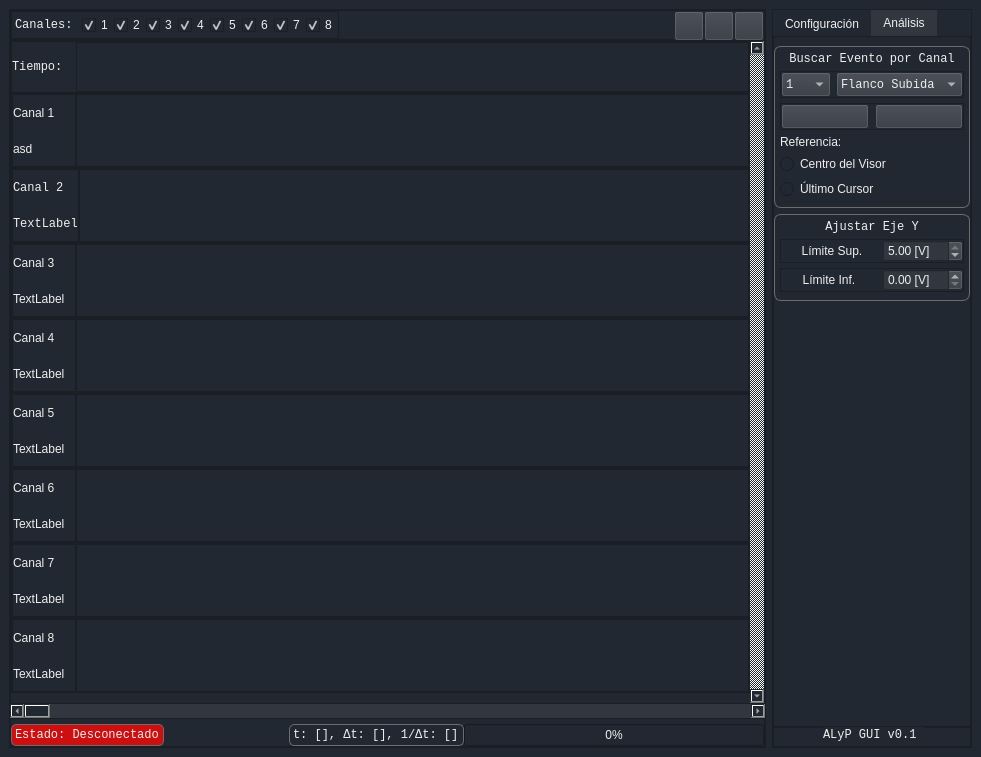
Before: the Qt Designer form GUI v0.1/src/mainwindow.ui in KarimHacen7/ProyectoFinal, drawn with Qt 5.
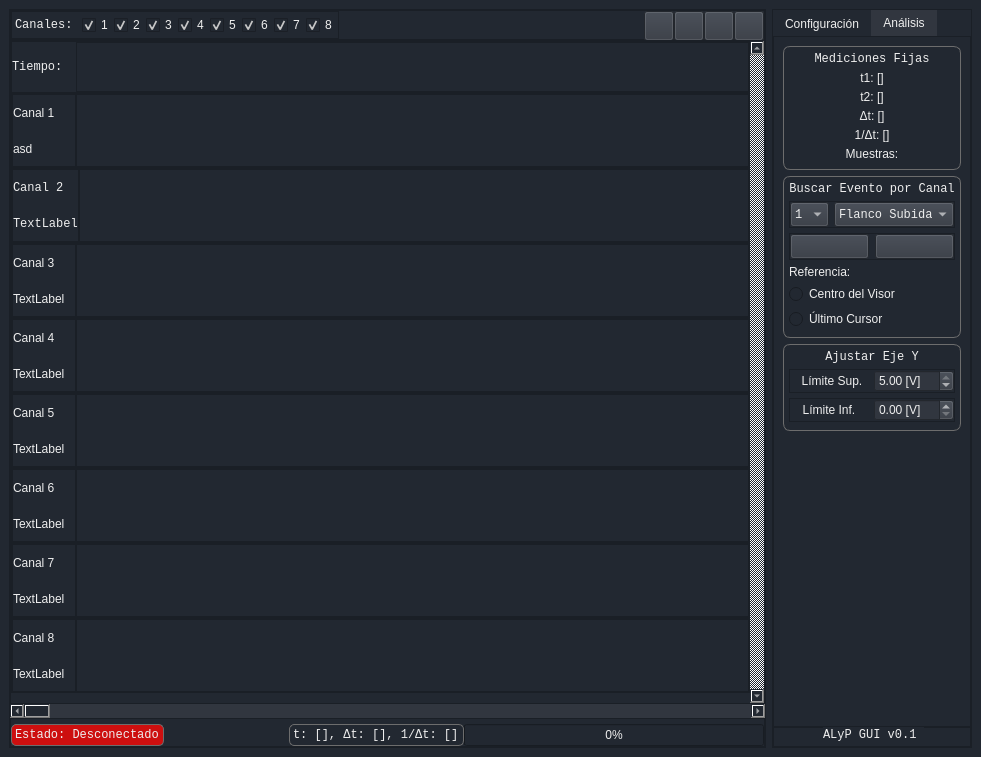
After: the same form once the commit is applied. The open tabs and pages were chosen to show the change. Icons and pictures are not drawn.

Patch:
```diff
--- a/GUI v0.1/src/mainwindow.ui
+++ b/GUI v0.1/src/mainwindow.ui
@@ -301,6 +301,41 @@
             </property>
            </spacer>
           </item>
+          <item>
+           <widget class="QPushButton" name="fixedCursorsPushButton">
+            <property name="sizePolicy">
+             <sizepolicy hsizetype="Fixed" vsizetype="Fixed">
+              <horstretch>0</horstretch>
+              <verstretch>0</verstretch>
+             </sizepolicy>
+            </property>
+            <property name="minimumSize">
+             <size>
+              <width>30</width>
+              <height>30</height>
+             </size>
+            </property>
+            <property name="maximumSize">
+             <size>
+              <width>30</width>
+              <height>30</height>
+             </size>
+            </property>
+            <property name="text">
+             <string/>
+            </property>
+            <property name="icon">
+             <iconset resource="Icons.qrc">
+              <normaloff>:/ButtonIcons/ico/Fixed Measurements.png</normaloff>:/ButtonIcons/ico/Fixed Measurements.png</iconset>
+            </property>
+            <property name="iconSize">
+             <size>
+              <width>27</width>
+              <height>27</height>
+             </size>
+            </property>
+           </widget>
+          </item>
           <item>
            <widget class="QPushButton" name="cursorPushButton">
             <property name="minimumSize">
@@ -2674,14 +2709,9 @@
            <item>
             <widget class="QFrame" name="triggerFrame">
              <property name="styleSheet">
-              <string notr="true">QFrame#triggerAnalysisFrame
-{
-border: 1px solid rgb(109, 109, 109);
-border-radius: 7px;
-padding:5px;
-padding-bottom:8px
-}
-QFrame#analogYLimEditFrame
+              <string notr="true">QFrame#triggerAnalysisFrame,
+QFrame#analogYLimEditFrame, 
+QFrame#fixedMeasurementFrame
 {
 border: 1px solid rgb(109, 109, 109);
 border-radius: 7px;
@@ -2696,15 +2726,113 @@
               <enum>QFrame::Raised</enum>
              </property>
              <layout class="QVBoxLayout" name="verticalLayout_4">
-              <property name="leftMargin">
-               <number>0</number>
-              </property>
-              <property name="rightMargin">
-               <number>0</number>
-              </property>
-              <property name="bottomMargin">
-               <number>0</number>
-              </property>
+              <item>
+               <widget class="QFrame" name="fixedMeasurementFrame">
+                <property name="frameShape">
+                 <enum>QFrame::StyledPanel</enum>
+                </property>
+                <property name="frameShadow">
+                 <enum>QFrame::Raised</enum>
+                </property>
+                <layout class="QVBoxLayout" name="verticalLayout_24">
+                 <property name="spacing">
+                  <number>5</number>
+                 </property>
+                 <property name="leftMargin">
+                  <number>0</number>
+                 </property>
+                 <property name="topMargin">
+                  <number>0</number>
+                 </property>
+                 <property name="rightMargin">
+                  <number>0</number>
+                 </property>
+                 <property name="bottomMargin">
+                  <number>0</number>
+                 </property>
+                 <item>
+                  <widget class="QLabel" name="fixedMeasurementTitleLabel">
+                   <property name="sizePolicy">
+                    <sizepolicy hsizetype="Preferred" vsizetype="Preferred">
+                     <horstretch>0</horstretch>
+                     <verstretch>0</verstretch>
+                    </sizepolicy>
+                   </property>
+                   <property name="font">
+                    <font>
+                     <family>Consolas</family>
+                     <pointsize>9</pointsize>
+                     <italic>false</italic>
+                     <bold>false</bold>
+                    </font>
+                   </property>
+                   <property name="text">
+                    <string>Mediciones Fijas</string>
+                   </property>
+                   <property name="alignment">
+                    <set>Qt::AlignCenter</set>
+                   </property>
+                  </widget>
+                 </item>
+                 <item>
+                  <widget class="QLabel" name="fixedMeasurementTime1Label">
+                   <property name="text">
+                    <string>t1: []</string>
+                   </property>
+                   <property name="alignment">
+                    <set>Qt::AlignCenter</set>
+                   </property>
+                  </widget>
+                 </item>
+                 <item>
+                  <widget class="QLabel" name="fixedMeasurementTime2Label">
+                   <property name="text">
+                    <string>t2: []</string>
+                   </property>
+                   <property name="alignment">
+                    <set>Qt::AlignCenter</set>
+                   </property>
+                  </widget>
+                 </item>
+                 <item>
+                  <widget class="QLabel" name="fixedMeasurementPeriodLabel">
+                   <property name="text">
+                    <string>Δt: []</string>
+                   </property>
+                   <property name="alignment">
+                    <set>Qt::AlignCenter</set>
+                   </property>
+                   <property name="wordWrap">
+                    <bool>true</bool>
+                   </property>
+                  </widget>
+                 </item>
+                 <item>
+                  <widget class="QLabel" name="fixedMeasurementFrequencyLabel">
+                   <property name="text">
+                    <string>1/Δt: []</string>
+                   </property>
+                   <property name="alignment">
+                    <set>Qt::AlignCenter</set>
+                   </property>
+                   <property name="wordWrap">
+                    <bool>true</bool>
+                   </property>
+                  </widget>
+                 </item>
+                 <item>
+                  <widget class="QLabel" name="fixedMeasurementSamplesLabel">
+                   <property name="text">
+                    <string>Muestras:</string>
+                   </property>
+                   <property name="alignment">
+                    <set>Qt::AlignCenter</set>
+                   </property>
+                  </widget>
+                 </item>
+                </layout>
+               </widget>
+              </item>
               <item>
                <widget class="QFrame" name="triggerAnalysisFrame">
                 <property name="frameShape">
@@ -2787,7 +2915,7 @@
                       </property>
                       <property name="minimumSize">
                        <size>
-                        <width>25</width>
+                        <width>30</width>
                         <height>25</height>
                        </size>
                       </property>
```
Left out of the diff: 6 changed lines with no effect on the pictures.
